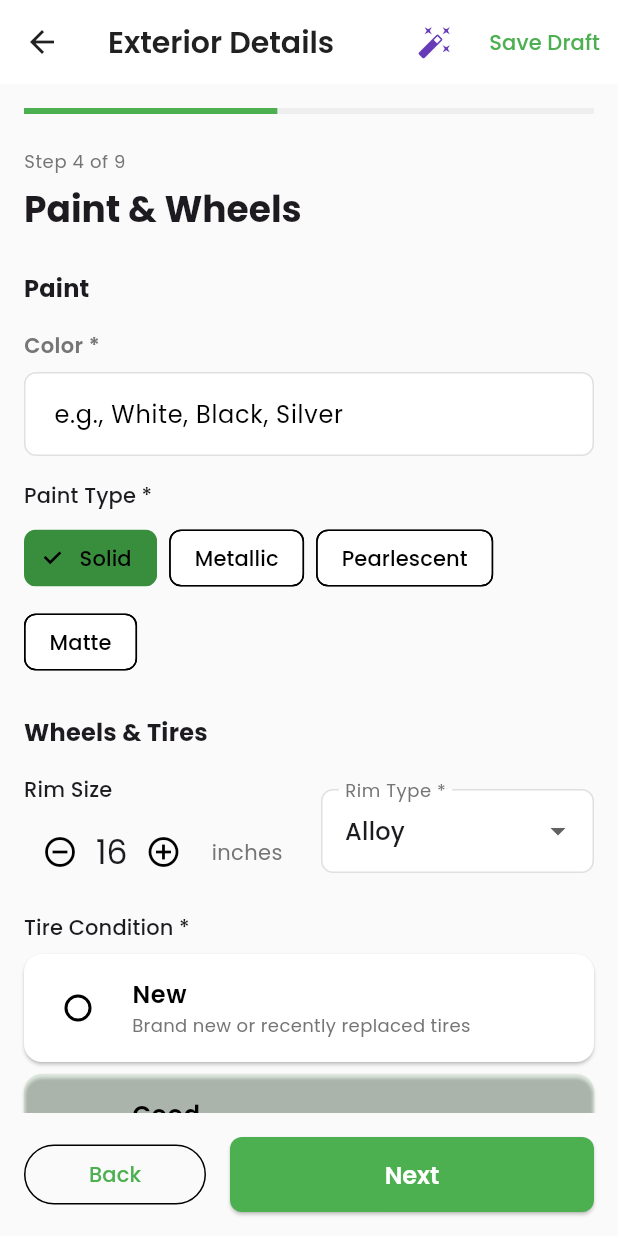
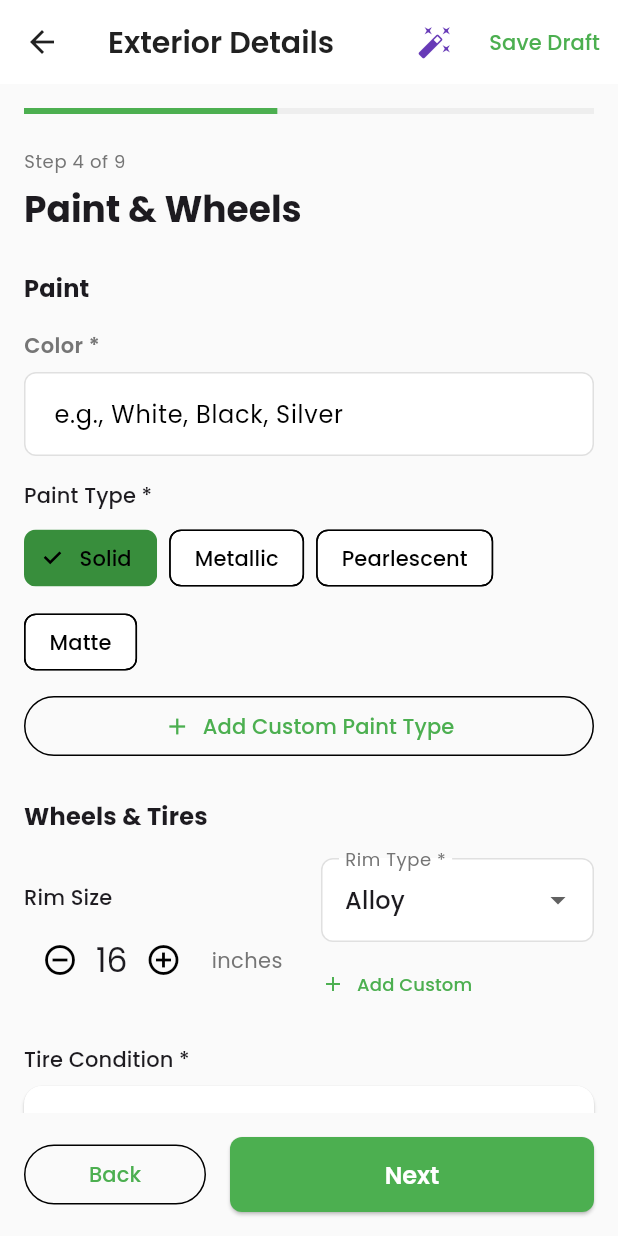
Before and after one commit to aimsahorizon/autobid-flutter, a Flutter app: the CreateListingStep4Exterior screen opened by its route, on a phone screen of 412 x 824 dp. Run offline on Flutter 3.47's test engine with Material 3 defaults, Android fonts, the phone set to English and light mode, and no system bars; our stand-ins replace cached_network_image, flutter_riverpod, freezed_annotation, go_router, google_fonts, image_picker and 1 more; generated files the repository leaves out were written again; network calls fail.

Commit message:
feat: add custom paint and rim type support to step 4

```diff
--- a/lib/presentation/screens/listings/create/create_listing_step4_exterior.dart
+++ b/lib/presentation/screens/listings/create/create_listing_step4_exterior.dart
@@ -40,6 +40,100 @@ class _CreateListingStep4ExteriorState
 
   void _autofillForm() {
     Step4AutofillHelper.autofill(context, _colorController);
+  }
+
+  void _showAddCustomPaintTypeDialog() {
+    final controller = TextEditingController();
+    showDialog(
+      context: context,
+      builder: (context) => AlertDialog(
+        title: const Text('Add Custom Paint Type'),
+        content: Column(
+          mainAxisSize: MainAxisSize.min,
+          children: [
+            const Text('Enter a custom paint type.'),
+            const SizedBox(height: 16),
+            TextField(
+              controller: controller,
+              autofocus: true,
+              textCapitalization: TextCapitalization.words,
+              decoration: const InputDecoration(
+                labelText: 'Paint Type',
+                hintText: 'e.g., Satin, Gloss',
+                border: OutlineInputBorder(),
+              ),
+              maxLength: 30,
+            ),
+          ],
+        ),
+        actions: [
+          TextButton(
+            onPressed: () => Navigator.of(context).pop(),
+            child: const Text('Cancel'),
+          ),
+          ElevatedButton(
+            onPressed: () {
+              final type = controller.text.trim();
+              if (type.isNotEmpty) {
+                context.read<ListingProvider>().addCustomPaintType(type);
+                Navigator.of(context).pop();
+                ScaffoldMessenger.of(context).showSnackBar(
+                  SnackBar(content: Text('Added custom paint type: $type')),
+                );
+              }
+            },
+            child: const Text('Add'),
+          ),
+        ],
+      ),
+    );
+  }
+
+  void _showAddCustomRimTypeDialog() {
+    final controller = TextEditingController();
+    showDialog(
+      context: context,
+      builder: (context) => AlertDialog(
+        title: const Text('Add Custom Rim Type'),
+        content: Column(
+          mainAxisSize: MainAxisSize.min,
+          children: [
+            const Text('Enter a custom rim type.'),
+            const SizedBox(height: 16),
+            TextField(
+              controller: controller,
+              autofocus: true,
+              textCapitalization: TextCapitalization.words,
+              decoration: const InputDecoration(
+                labelText: 'Rim Type',
+                hintText: 'e.g., Carbon Fiber, Chrome',
+                border: OutlineInputBorder(),
+              ),
+              maxLength: 30,
+            ),
+          ],
+        ),
+        actions: [
+          TextButton(
+            onPressed: () => Navigator.of(context).pop(),
+            child: const Text('Cancel'),
+          ),
+          ElevatedButton(
+            onPressed: () {
+              final type = controller.text.trim();
+              if (type.isNotEmpty) {
+                context.read<ListingProvider>().addCustomRimType(type);
+                Navigator.of(context).pop();
+                ScaffoldMessenger.of(context).showSnackBar(
+                  SnackBar(content: Text('Added custom rim type: $type')),
+                );
+              }
+            },
+            child: const Text('Add'),
+          ),
+        ],
+      ),
+    );
   }
 
   @override
@@ -120,7 +214,8 @@ class _CreateListingStep4ExteriorState
             Wrap(
               spacing: 8,
               runSpacing: 8,
-              children: PaintType.values.map((type) {
+              children: [
+                ...PaintType.values.map((type) {
                   final isSelected = provider.paintType == type;
                   return ChoiceChip(
                     label: Text(type.displayName),
@@ -129,7 +224,28 @@ class _CreateListingStep4ExteriorState
                       if (selected) provider.setPaintType(type);
                     },
                   );
-              }).toList(),
+                }),
+                ...provider.customPaintTypes.map((type) {
+                  return Chip(
+                    label: Text(type),
+                    deleteIcon: const Icon(Icons.close, size: 16),
+                    onDeleted: () {
+                      setState(() {
+                        provider.customPaintTypes.remove(type);
+                      });
+                    },
+                  );
+                }),
+              ],
+            ),
+            const SizedBox(height: 8),
+            OutlinedButton.icon(
+              onPressed: _showAddCustomPaintTypeDialog,
+              icon: const Icon(Icons.add, size: 18),
+              label: const Text('Add Custom Paint Type'),
+              style: OutlinedButton.styleFrom(
+                padding: const EdgeInsets.symmetric(vertical: 10),
+              ),
             ),
             const SizedBox(height: 24),
 
@@ -157,7 +273,10 @@ class _CreateListingStep4ExteriorState
                 ),
                 const SizedBox(width: 16),
                 Expanded(
-                  child: DropdownButtonFormField<RimType>(
+                  child: Column(
+                    crossAxisAlignment: CrossAxisAlignment.start,
+                    children: [
+                      DropdownButtonFormField<RimType>(
                         initialValue: provider.rimType,
                         decoration: const InputDecoration(
                           labelText: 'Rim Type *',
@@ -172,6 +291,34 @@ class _CreateListingStep4ExteriorState
                         onChanged: (value) {
                           if (value != null) provider.setRimType(value);
                         },
+                      ),
+                      if (provider.customRimTypes.isNotEmpty) ...[
+                        const SizedBox(height: 8),
+                        Wrap(
+                          spacing: 4,
+                          runSpacing: 4,
+                          children: provider.customRimTypes.map((type) {
+                            return Chip(
+                              label: Text(type, style: const TextStyle(fontSize: 11)),
+                              deleteIcon: const Icon(Icons.close, size: 14),
+                              visualDensity: VisualDensity.compact,
+                              onDeleted: () {
+                                setState(() {
+                                  provider.customRimTypes.remove(type);
+                                });
+                              },
+                            );
+                          }).toList(),
+                        ),
+                      ],
+                      const SizedBox(height: 4),
+                      TextButton.icon(
+                        onPressed: _showAddCustomRimTypeDialog,
+                        icon: const Icon(Icons.add, size: 16),
+                        label: const Text('Add Custom', style: TextStyle(fontSize: 12)),
+                        style: TextButton.styleFrom(padding: EdgeInsets.zero),
+                      ),
+                    ],
                   ),
                 ),
               ],
```
Lines whose indentation alone changed are shown as unchanged.
